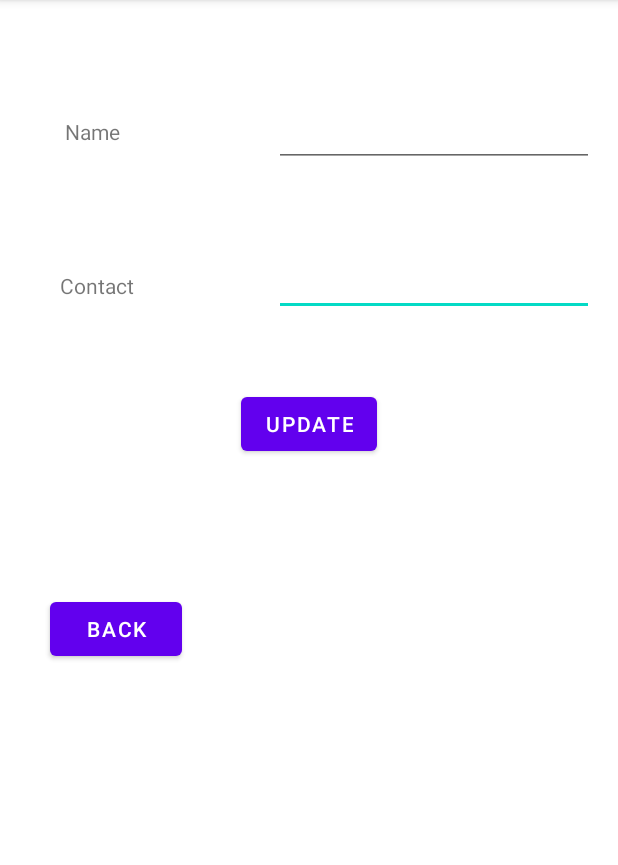
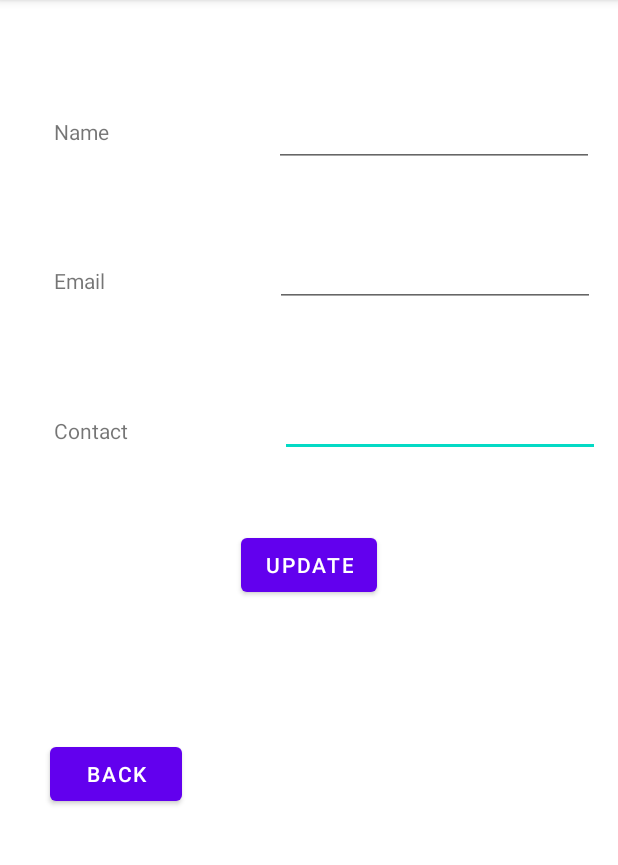
Before and after one commit to Adeee11/androidapp, an Android app: the UpdatePersonalDetails screen opened directly, with no data from a screen before it, on a phone screen of 412 x 824 dp, the part 84-949 px from its top. Run offline under Robolectric (Android 15) with nearby library versions, the phone set to English and light mode, and no system bars; 2 statements that could not run were skipped.

Commit message:
Added Email Change

```diff
--- a/app/src/main/java/com/example/androidbanking/UpdatePersonalDetails.java
+++ b/app/src/main/java/com/example/androidbanking/UpdatePersonalDetails.java
@@ -8,7 +8,7 @@ import android.widget.Button;
 import android.widget.EditText;
 
 public class UpdatePersonalDetails extends AppCompatActivity {
-    EditText name, contact;
+    EditText name, contact, email;
     Button backBtn, updateBtn;
 
     @Override
@@ -18,7 +18,7 @@ public class UpdatePersonalDetails extends AppCompatActivity {
         // binding variables to screen elements
         name = findViewById(R.id.updatePName);
         contact = findViewById(R.id.updatePContact);
-
+        email = findViewById(R.id.updatePEmail);
         backBtn = findViewById(R.id.goBackUpdatePer);
         updateBtn = findViewById(R.id.updateDetButton);
         // initialize name field with current name of user
@@ -37,8 +37,9 @@ public class UpdatePersonalDetails extends AppCompatActivity {
                 String nameStr = name.getText().toString();
                 // get phone
                 long phoneNum = Long.parseLong(contact.getText().toString());
+
                 // handle Update
-                String msg = User.currentUser.updateDetails(getApplicationContext(), nameStr, phoneNum);
+                String msg = User.currentUser.updateDetails(getApplicationContext(), nameStr, email.getText().toString(),phoneNum);
                 Helpers.showToast(getApplicationContext(), msg);
             }catch (Exception e){
                 // handle exception
--- a/app/src/main/java/com/example/androidbanking/User.java
+++ b/app/src/main/java/com/example/androidbanking/User.java
@@ -71,11 +71,22 @@ public class User {
      * @param phone
      * @return
      */
-    public String updateDetails(Context cont, String name, long phone){
+    public String updateDetails(Context cont, String name,String email, long phone){
 
         if(String.valueOf(phone).length() != 10){
             return "Please Enter a 10 digit Phone Number";
         }
+
+        String emailPattern = "[a-zA-Z0-9._-]+@[a-z]+\\.+[a-z]+";
+        // validate email
+        if(!email.matches(emailPattern)){
+            return "Please enter a Valid Email";
+        }
+        User user = findUserByEmail(email);
+        if(user != null){
+            return "User already exits with email: "+ email;
+        }
+        this.email = email;
         this.name = name;
         this.phone = phone;
         Helpers.saveAllUsers(cont,User.allUsers);
--- a/app/src/main/res/layout/activity_update_personal_details.xml
+++ b/app/src/main/res/layout/activity_update_personal_details.xml
@@ -20,32 +20,42 @@
         android:id="@+id/updatePContact"
         android:layout_width="wrap_content"
         android:layout_height="wrap_content"
-        android:layout_marginTop="54dp"
-        android:layout_marginEnd="16dp"
+        android:layout_marginTop="148dp"
+        android:layout_marginEnd="12dp"
         android:ems="10"
         android:inputType="textPersonName"
         app:layout_constraintEnd_toEndOf="parent"
         app:layout_constraintTop_toBottomOf="@+id/updatePName" />
 
     <TextView
+        android:id="@+id/textView16"
+        android:layout_width="wrap_content"
+        android:layout_height="wrap_content"
+        android:layout_marginStart="36dp"
+        android:layout_marginTop="180dp"
+        android:text="Contact"
+        app:layout_constraintStart_toStartOf="parent"
+        app:layout_constraintTop_toBottomOf="@+id/textView14" />
+
+    <TextView
+        android:id="@+id/textView21"
+        android:layout_width="wrap_content"
+        android:layout_height="wrap_content"
+        android:layout_marginStart="36dp"
+        android:layout_marginTop="80dp"
+        android:text="Email"
+        app:layout_constraintStart_toStartOf="parent"
+        app:layout_constraintTop_toBottomOf="@+id/textView14" />
+
+    <TextView
         android:id="@+id/textView14"
         android:layout_width="wrap_content"
         android:layout_height="wrap_content"
-        android:layout_marginStart="43dp"
+        android:layout_marginStart="36dp"
         android:layout_marginTop="78dp"
         android:text="Name"
         app:layout_constraintStart_toStartOf="parent"
         app:layout_constraintTop_toTopOf="parent" />
-
-    <TextView
-        android:id="@+id/textView16"
-        android:layout_width="wrap_content"
-        android:layout_height="wrap_content"
-        android:layout_marginStart="40dp"
-        android:layout_marginTop="83dp"
-        android:text="Contact"
-        app:layout_constraintStart_toStartOf="parent"
-        app:layout_constraintTop_toBottomOf="@+id/textView14" />
 
     <EditText
         android:id="@+id/updatePName"
@@ -68,4 +78,15 @@
         app:layout_constraintHorizontal_bias="0.5"
         app:layout_constraintStart_toStartOf="parent"
         app:layout_constraintTop_toBottomOf="@+id/updatePContact" />
+
+    <EditText
+        android:id="@+id/updatePEmail"
+        android:layout_width="wrap_content"
+        android:layout_height="wrap_content"
+        android:layout_marginTop="48dp"
+        android:layout_marginEnd="15dp"
+        android:ems="10"
+        android:inputType="textEmailAddress"
+        app:layout_constraintEnd_toEndOf="parent"
+        app:layout_constraintTop_toBottomOf="@+id/updatePName" />
 </androidx.constraintlayout.widget.ConstraintLayout>
```
